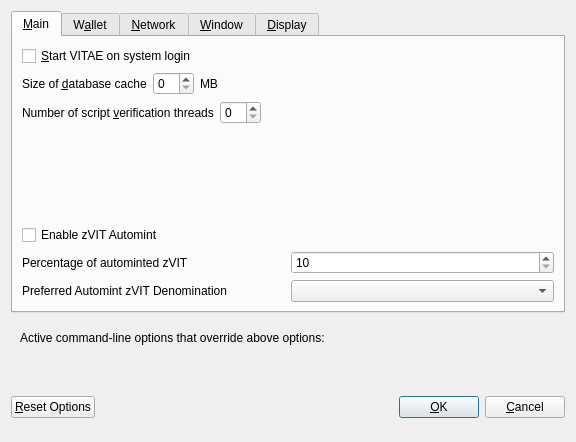
Before: the Qt Designer form src/qt/forms/optionsdialog.ui in VitaeTeam/Vitae, drawn with Qt 5.
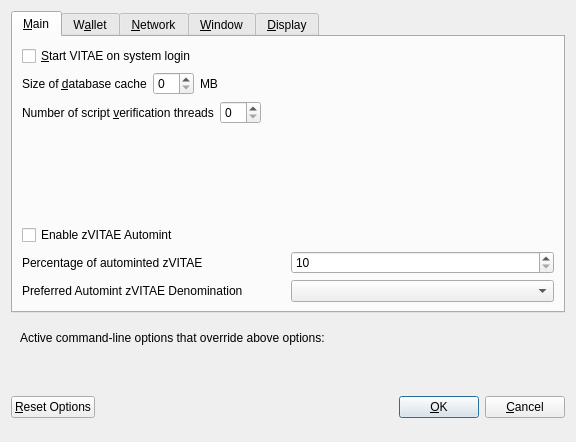
After: the same form once the commit is applied. Custom widgets are drawn as their Qt base class.

Commit message: All Vit's Now Vitae

```diff
--- a/src/qt/forms/optionsdialog.ui
+++ b/src/qt/forms/optionsdialog.ui
@@ -139,7 +139,7 @@
           <enum>Qt::LeftToRight</enum>
          </property>
          <property name="text">
-          <string>Enable zVIT Automint</string>
+          <string>Enable zVITAE Automint</string>
          </property>
         </widget>
        </item>
@@ -151,7 +151,7 @@
             <string>Percentage of incoming VIT which get automatically converted to zVIT via Zerocoin Protocol (min: 10%)</string>
            </property>
            <property name="text">
-            <string>Percentage of autominted zVIT</string>
+            <string>Percentage of autominted zVITAE</string>
            </property>
           </widget>
          </item>
@@ -184,7 +184,7 @@
             <string>Wait with automatic conversion to Zerocoin until enough VIT for this denomination is available</string>
            </property>
            <property name="text">
-            <string>Preferred Automint zVIT Denomination</string>
+            <string>Preferred Automint zVITAE Denomination</string>
            </property>
           </widget>
          </item>
```
Left out of the diff: 8 changed lines with no effect on the pictures. The commit also changes 76 other files.
